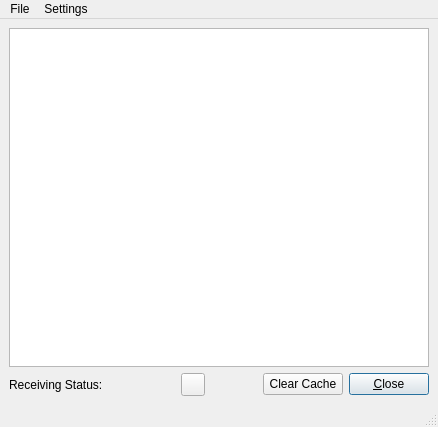
Before: the Qt Designer form dream/src/GUI-QT/JLViewer.ui in mmjee/dream-patched, drawn with Qt 5.
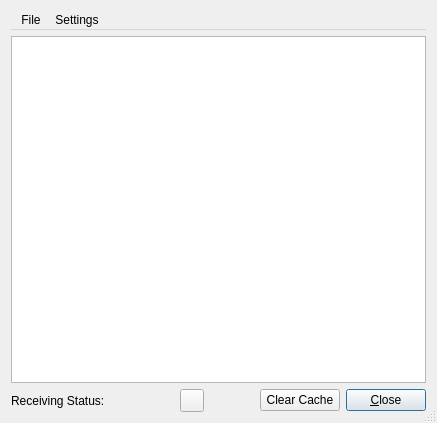
After: the same form once the commit is applied. Icons and pictures are not drawn. Custom widgets are drawn as their Qt base class.

The edit to the form file:
```diff
--- a/dream/src/GUI-QT/JLViewer.ui
+++ b/dream/src/GUI-QT/JLViewer.ui
@@ -1,25 +1,52 @@
 <ui version="4.0" >
  <class>JLViewer</class>
- <widget class="QMainWindow" name="JLViewer" >
-  <property name="geometry" >
+ <widget class="QDialog" name="JLViewer">
+  <property name="geometry">
    <rect>
     <x>0</x>
     <y>0</y>
-    <width>438</width>
-    <height>427</height>
+    <width>437</width>
+    <height>423</height>
    </rect>
   </property>
   <property name="windowTitle" >
    <string>MainWindow</string>
   </property>
-  <widget class="QWidget" name="centralwidget" >
-   <layout class="QVBoxLayout" name="verticalLayout" >
+  <property name="sizeGripEnabled">
+   <bool>true</bool>
+  </property>
+  <layout class="QVBoxLayout" name="verticalLayout_2">
     <item>
-     <widget class="JLBrowser" name="textBrowser" />
+    <widget class="QMenuBar" name="menubar">
+     <widget class="QMenu" name="menuFile">
+      <property name="title">
+       <string>File</string>
+      </property>
+      <addaction name="actionClear_All"/>
+      <addaction name="separator"/>
+      <addaction name="actionSave"/>
+      <addaction name="actionSave_All"/>
+      <addaction name="separator"/>
+      <addaction name="actionClose"/>
+     </widget>
+     <widget class="QMenu" name="menuSettings">
+      <property name="title">
+       <string>Settings</string>
+      </property>
+      <addaction name="actionSet_Font"/>
+     </widget>
+     <addaction name="menuFile"/>
+     <addaction name="menuSettings"/>
+    </widget>
     </item>
     <item>
-     <layout class="QHBoxLayout" name="_2" >
-      <property name="spacing" >
+    <layout class="QVBoxLayout" name="verticalLayout">
+     <item>
+      <widget class="JLBrowser" name="textBrowser"/>
+     </item>
+     <item>
+      <layout class="QHBoxLayout" name="_2">
+       <property name="spacing">
        <number>6</number>
       </property>
       <property name="margin" >
@@ -114,39 +141,10 @@
      </layout>
     </item>
    </layout>
-  </widget>
-  <widget class="QMenuBar" name="menubar" >
-   <property name="geometry" >
-    <rect>
-     <x>0</x>
-     <y>0</y>
-     <width>438</width>
-     <height>19</height>
-    </rect>
-   </property>
-   <widget class="QMenu" name="menuFile" >
-    <property name="title" >
-     <string>File</string>
-    </property>
-    <addaction name="actionClear_All" />
-    <addaction name="separator" />
-    <addaction name="actionSave" />
-    <addaction name="actionSave_All" />
-    <addaction name="separator" />
-    <addaction name="actionClose" />
-   </widget>
-   <widget class="QMenu" name="menuSettings" >
-    <property name="title" >
-     <string>Settings</string>
-    </property>
-    <addaction name="actionSet_Font" />
-   </widget>
-   <addaction name="menuFile" />
-   <addaction name="menuSettings" />
-  </widget>
-  <widget class="QStatusBar" name="statusbar" />
-  <action name="actionSet_Font" >
-   <property name="text" >
+   </item>
+  </layout>
+  <action name="actionSet_Font">
+   <property name="text">
     <string>Set  Font</string>
    </property>
   </action>
```
Left out of the diff: 71 changed lines with no effect on the pictures. Lines whose indentation alone changed are shown as unchanged.
